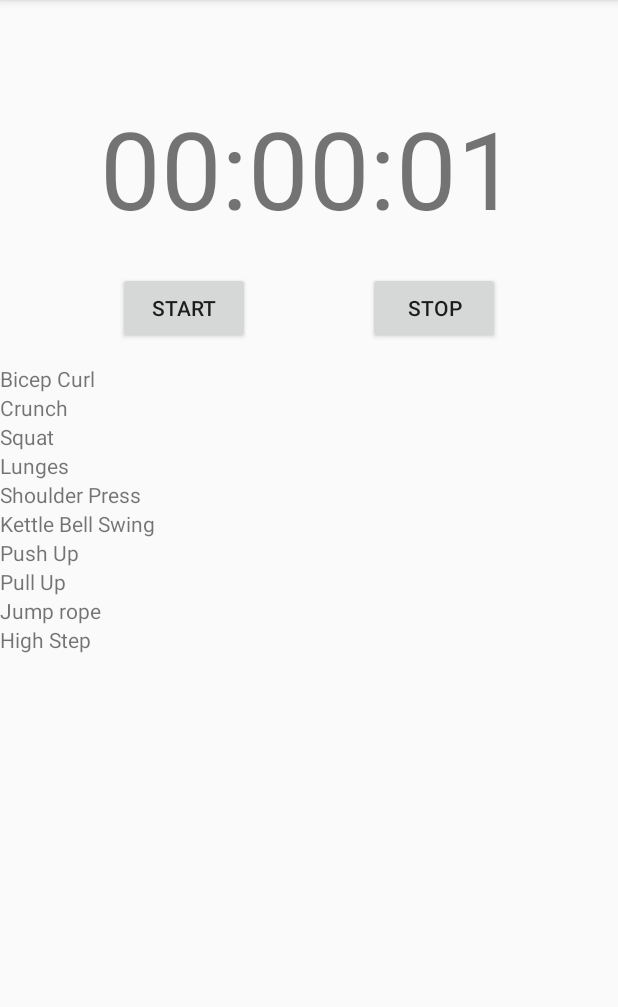
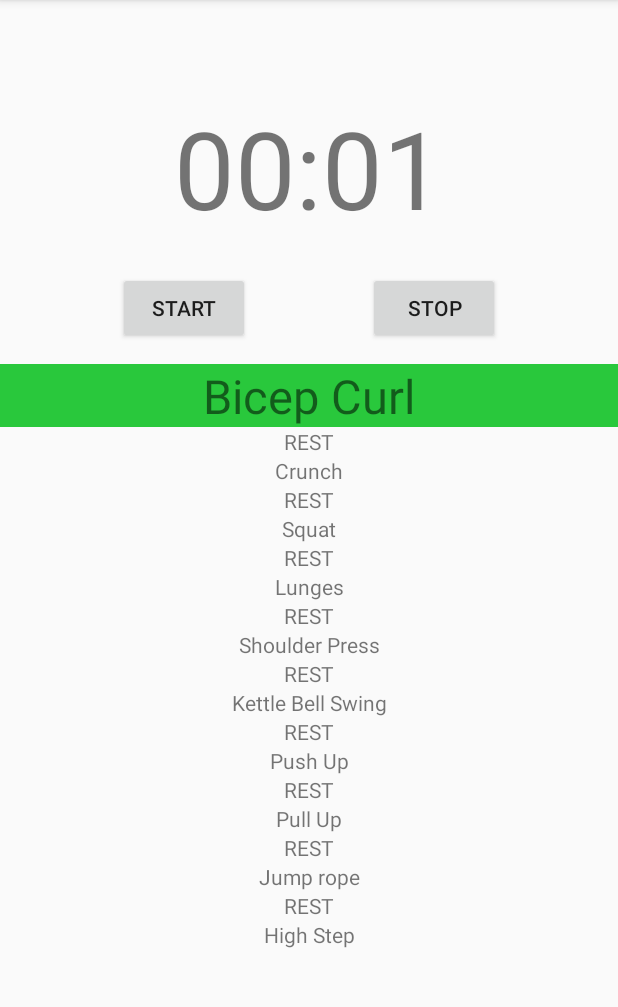
Before and after one commit to ECarpenter/ExerciseTimer, an Android app: the screen it shows after launch (MainActivity), after a tap on "START", on a phone screen of 412 x 824 dp, the part 84-1091 px from its top. Run offline under Robolectric (Android 15) with nearby library versions, the phone set to English and light mode, and no system bars.

Commit message:
Updated file structure, and progress on RecycleView display

```diff
--- a/app/src/main/AndroidManifest.xml
+++ b/app/src/main/AndroidManifest.xml
@@ -10,7 +10,7 @@
         android:supportsRtl="true"
         android:theme="@style/AppTheme">
         <activity
-            android:name=".MainActivity"
+            android:name=".Ativities.MainActivity"
             android:label="@string/app_name"
             android:theme="@style/AppTheme.NoActionBar">
             <intent-filter>
--- /dev/null
+++ b/app/src/main/java/com/example/exercisetimer/Adapters/ExerciseListAdapter.java
@@ -0,0 +1,64 @@
+package com.example.exercisetimer.Adapters;
+
+import android.view.LayoutInflater;
+import android.view.View;
+import android.view.ViewGroup;
+import android.widget.TextView;
+
+import androidx.annotation.NonNull;
+import androidx.recyclerview.widget.RecyclerView;
+import com.example.exercisetimer.Adapters.ExerciseListAdapter;
+import com.example.exercisetimer.R;
+
+public class ExerciseListAdapter extends RecyclerView.Adapter<ExerciseListAdapter.ExerciseListViewHolder> {
+    private String[] exerciseNames;
+    private int currPosition;
+
+    public ExerciseListAdapter(String[] list) {
+        exerciseNames = list;
+        currPosition = 0;
+    }
+
+    public void setFocus(int position){
+
+        currPosition = position;
+        notifyDataSetChanged();
+    }
+
+
+
+
+    @NonNull
+    @Override
+    public ExerciseListViewHolder onCreateViewHolder(@NonNull ViewGroup parent, int viewType) {
+        View item = LayoutInflater.from(parent.getContext()).inflate(R.layout.exercise_item, parent, false);
+        TextView textItem = item.findViewById(R.id.exerciseItem);
+        return new ExerciseListViewHolder(item);
+    }
+
+    @Override
+    public void onBindViewHolder(@NonNull ExerciseListViewHolder holder, int position) {
+        holder.textView.setText(exerciseNames[position]);
+        if (position == currPosition) {
+            holder.textView.setBackgroundColor(holder.textView.getContext().getResources().getColor(R.color.Green));
+            holder.textView.setTextSize((float) (holder.textView.getTextSize() * 1.5));
+        }
+    }
+
+    @Override
+    public int getItemCount() {
+        return exerciseNames.length;
+    }
+
+
+    public static class ExerciseListViewHolder extends RecyclerView.ViewHolder {
+        public TextView textView;
+
+        public ExerciseListViewHolder(@NonNull View itemView) {
+            super(itemView);
+
+
+            textView = itemView.findViewById(R.id.exerciseItem);
+        }
+    }
+}
--- a/app/src/main/java/com/example/exercisetimer/MainActivity.java
+++ b/app/src/main/java/com/example/exercisetimer/Ativities/MainActivity.java
@@ -1,7 +1,8 @@
-package com.example.exercisetimer;
+package com.example.exercisetimer.Ativities;
 
 import android.os.Bundle;
 
+import com.example.exercisetimer.R;
 import com.google.android.material.floatingactionbutton.FloatingActionButton;
 import com.google.android.material.snackbar.Snackbar;
 
--- a/app/src/main/java/com/example/exercisetimer/ClockAndControlFragment.java
+++ /dev/null
@@ -1,149 +0,0 @@
-package com.example.exercisetimer;
-
-import android.os.Bundle;
-import android.os.Handler;
-import android.view.LayoutInflater;
-import android.view.View;
-import android.view.ViewGroup;
-import android.widget.TextView;
-
-import androidx.annotation.NonNull;
-import androidx.fragment.app.Fragment;
-import androidx.recyclerview.widget.LinearLayoutManager;
-import androidx.recyclerview.widget.RecyclerView;
-
-public class ClockAndControlFragment extends Fragment {
-
-    private TextView clockDisplay;
-    private Handler clockHandler;
-    private RecyclerView exerciseList;
-    private RecyclerView.Adapter listAdapter;
-    private RecyclerView.LayoutManager listLayoutManager;
-    private long startTime;
-
-
-    public static class ExerciseListAdapter extends RecyclerView.Adapter<ExerciseListAdapter.ExerciseListViewHolder> {
-        private String[] exerciseNames;
-
-        public ExerciseListAdapter(String[] list) {
-            exerciseNames = list;
-        }
-
-        @NonNull
-        @Override
-        public ExerciseListViewHolder onCreateViewHolder(@NonNull ViewGroup parent, int viewType) {
-            View item = LayoutInflater.from(parent.getContext()).inflate(R.layout.exercise_item, parent, false);
-            TextView textItem = (TextView)item.findViewById(R.id.exerciseItem);
-            return new ExerciseListViewHolder(item);
-        }
-
-        @Override
-        public void onBindViewHolder(@NonNull ExerciseListViewHolder holder, int position) {
-            holder.textView.setText(exerciseNames[position]);
-        }
-
-        @Override
-        public int getItemCount() {
-            return exerciseNames.length;
-        }
-
-        public static class ExerciseListViewHolder extends RecyclerView.ViewHolder {
-            public TextView textView;
-
-            public ExerciseListViewHolder(@NonNull View itemView) {
-                super(itemView);
-
-
-                textView = (TextView)itemView.findViewById(R.id.exerciseItem);
-            }
-        }
-    }
-
-    @Override
-    public View onCreateView(
-            LayoutInflater inflater, ViewGroup container,
-            Bundle savedInstanceState
-    ) {
-        // Inflate the layout for this fragment
-        return inflater.inflate(R.layout.clock_and_control, container, false);
-    }
-
-    public void onViewCreated(@NonNull View view, Bundle savedInstanceState) {
-        super.onViewCreated(view, savedInstanceState);
-
-
-
-        clockDisplay = (TextView) view.findViewById(R.id.clock_display);
-        clockHandler = new Handler();
-        exerciseList = (RecyclerView) view.findViewById(R.id.ExerciseListView);
-
-        exerciseList.setHasFixedSize(true);
-        listLayoutManager = new LinearLayoutManager(getContext());
-        exerciseList.setLayoutManager(listLayoutManager);
-
-        String[] tempList = getResources().getStringArray(R.array.exercise_names);
-        listAdapter = new ExerciseListAdapter(tempList);
-        exerciseList.setAdapter(listAdapter);
-
-        clockDisplay.setText(getString(R.string.clock_display,0,0,0));
-
-
-        class clockRunnable implements Runnable {
-            private Handler clockHandler;
-            private TextView clockDisplay;
-            private boolean running;
-            private long startTime;
-            private long elapsedTime;
-            private long elapsedSeconds;
-            private long elapsedMinutes;
-            private long elapsedHours;
-
-
-            public clockRunnable(Handler clockHandler, long startTime, TextView clockDisplay){
-                this.clockHandler = clockHandler;
-                this.clockDisplay = clockDisplay;
-                this.running = false;
-            }
-
-            public void setStartTime(long startTime) {
-                this.startTime = startTime;
-            }
-
-            public void setRunning(boolean running) {
-                this.running = running;
-            }
-
-            @Override
-            public void run() {
-                if (this.running) {
-                    this.clockHandler.postDelayed(this, 500);
-                    this.elapsedTime = System.currentTimeMillis() - this.startTime;
-                    this.elapsedSeconds = this.elapsedTime / 1000;
-                    this.elapsedMinutes = this.elapsedSeconds / 60;
-                    this.elapsedHours = this.elapsedMinutes / 60;
-                    this.clockDisplay.setText(getString(R.string.clock_display,elapsedHours,elapsedMinutes%60,elapsedSeconds%60));
-                }
-            }
-        }
-
-        final clockRunnable clockRunner = new clockRunnable(clockHandler, startTime, clockDisplay);
-
-
-        view.findViewById(R.id.button_start).setOnClickListener(new View.OnClickListener() {
-            @Override
-            public void onClick(View view) {
-                startTime = System.currentTimeMillis();
-                clockRunner.setStartTime(startTime);
-                clockRunner.setRunning(true);
-                clockHandler.post(clockRunner);
-            }
-        });
-
-        view.findViewById(R.id.button_stop).setOnClickListener(new View.OnClickListener() {
-            @Override
-            public void onClick(View view) {
-                clockRunner.setRunning(false);
-            }
-        });
-    }
-}
--- /dev/null
+++ b/app/src/main/java/com/example/exercisetimer/Fragments/ClockAndControlFragment.java
@@ -0,0 +1,78 @@
+package com.example.exercisetimer.Fragments;
+
+import android.os.Bundle;
+import android.os.Handler;
+import android.view.LayoutInflater;
+import android.view.View;
+import android.view.ViewGroup;
+import android.widget.TextView;
+
+import androidx.annotation.NonNull;
+import androidx.fragment.app.Fragment;
+import androidx.recyclerview.widget.LinearLayoutManager;
+import androidx.recyclerview.widget.RecyclerView;
+
+import com.example.exercisetimer.Adapters.ExerciseListAdapter;
+import com.example.exercisetimer.R;
+import com.example.exercisetimer.Runnables.clockRunnable;
+
+public class ClockAndControlFragment extends Fragment {
+
+    private TextView clockDisplay;
+    private Handler clockHandler;
+    private RecyclerView exerciseList;
+    private ExerciseListAdapter exerciseListAdapter;
+    private RecyclerView.LayoutManager listLayoutManager;
+    private long startTime;
+
+
+    @Override
+    public View onCreateView(
+            LayoutInflater inflater, ViewGroup container,
+            Bundle savedInstanceState
+    ) {
+        // Inflate the layout for this fragment
+        return inflater.inflate(R.layout.clock_and_control, container, false);
+    }
+
+    public void onViewCreated(@NonNull View view, Bundle savedInstanceState) {
+        super.onViewCreated(view, savedInstanceState);
+
+
+        //Sets up the clock display
+        clockDisplay = view.findViewById(R.id.clock_display);
+        clockHandler = new Handler();
+        clockDisplay.setText(getString(R.string.clock_display,0,0));
+
+        //Set up Recycler view for exercise list at the bottom
+        exerciseList = view.findViewById(R.id.ExerciseListView);
+        exerciseList.setHasFixedSize(true);
+        listLayoutManager = new LinearLayoutManager(getContext());
+        exerciseList.setLayoutManager(listLayoutManager);
+        String[] tempList = getResources().getStringArray(R.array.exercise_names);
+        exerciseListAdapter = new ExerciseListAdapter(tempList);
+        exerciseList.setAdapter(exerciseListAdapter);
+
+
+        //create timer
+        final clockRunnable clockRunner = new clockRunnable(clockHandler, startTime, clockDisplay, exerciseList);
+
+
+        view.findViewById(R.id.button_start).setOnClickListener(new View.OnClickListener() {
+            @Override
+            public void onClick(View view) {
+                startTime = System.currentTimeMillis();
+                clockRunner.setStartTime(startTime);
+                clockRunner.setRunning(true);
+                clockHandler.post(clockRunner);
+            }
+        });
+
+        view.findViewById(R.id.button_stop).setOnClickListener(new View.OnClickListener() {
+            @Override
+            public void onClick(View view) {
+                clockRunner.setRunning(false);
+            }
+        });
+    }
+}
--- a/app/src/main/java/com/example/exercisetimer/ExerciseListFragment.java
+++ b/app/src/main/java/com/example/exercisetimer/Fragments/ExerciseListFragment.java
@@ -1,4 +1,4 @@
-package com.example.exercisetimer;
+package com.example.exercisetimer.Fragments;
 
 import android.os.Bundle;
 import android.view.LayoutInflater;
@@ -7,6 +7,8 @@ import android.view.ViewGroup;
 
 import androidx.annotation.NonNull;
 import androidx.fragment.app.Fragment;
+
+import com.example.exercisetimer.R;
 
 public class ExerciseListFragment extends Fragment {
 
--- /dev/null
+++ b/app/src/main/java/com/example/exercisetimer/Runnables/clockRunnable.java
@@ -0,0 +1,65 @@
+package com.example.exercisetimer.Runnables;
+
+import android.media.AudioManager;
+import android.media.ToneGenerator;
+import android.os.Handler;
+import android.widget.TextView;
+
+import androidx.recyclerview.widget.RecyclerView;
+
+import com.example.exercisetimer.Adapters.ExerciseListAdapter;
+import com.example.exercisetimer.R;
+
+public class clockRunnable implements Runnable {
+    private Handler clockHandler;
+    private TextView clockDisplay;
+    private RecyclerView exerciseList;
+    private ExerciseListAdapter exerciseListAdapter;
+    private ToneGenerator alarm;
+    private boolean running;
+    private int position;
+    private long startTime;
+    private long elapsedTime;
+    private long elapsedSeconds;
+    private long elapsedMinutes;
+
+
+    public clockRunnable(Handler clockHandler, long startTime, TextView clockDisplay, RecyclerView exerciseList){
+        this.clockHandler = clockHandler;
+        this.clockDisplay = clockDisplay;
+        this.exerciseList = exerciseList;
+        this.alarm = new ToneGenerator(AudioManager.STREAM_ALARM,100);
+        position = 0;
+        exerciseListAdapter = (ExerciseListAdapter) exerciseList.getAdapter();
+        if (exerciseListAdapter != null) {
+            exerciseListAdapter.setFocus(position);
+        }
+        this.running = false;
+    }
+
+    public void setStartTime(long startTime) {
+        this.startTime = startTime;
+    }
+
+    public void setRunning(boolean running) {
+        this.running = running;
+    }
+
+    @Override
+    public void run() {
+        if (this.running) {
+            this.clockHandler.postDelayed(this, 1000);
+            this.elapsedTime = System.currentTimeMillis() - this.startTime;
+            this.elapsedSeconds = this.elapsedTime / 1000;
+            this.elapsedMinutes = this.elapsedSeconds / 60;
+            this.clockDisplay.setText(clockDisplay.getResources().getString(R.string.clock_display,elapsedMinutes%60,elapsedSeconds%60));
+            if (elapsedSeconds%5 == 0){
+                if (position != (elapsedSeconds/5)%7){
+                    position = (int)(elapsedSeconds/5)%7;
+                    exerciseListAdapter.setFocus(position);
+                }
+                alarm.startTone(ToneGenerator.TONE_PROP_BEEP2,50);
+            }
+        }
+    }
+}
--- a/app/src/main/res/layout/activity_main.xml
+++ b/app/src/main/res/layout/activity_main.xml
@@ -4,7 +4,7 @@
     xmlns:tools="http://schemas.android.com/tools"
     android:layout_width="match_parent"
     android:layout_height="match_parent"
-    tools:context=".MainActivity">
+    tools:context=".Ativities.MainActivity">
 
     <com.google.android.material.appbar.AppBarLayout
         android:layout_width="match_parent"
--- a/app/src/main/res/layout/clock_and_control.xml
+++ b/app/src/main/res/layout/clock_and_control.xml
@@ -4,7 +4,7 @@
     xmlns:tools="http://schemas.android.com/tools"
     android:layout_width="match_parent"
     android:layout_height="match_parent"
-    tools:context=".ClockAndControlFragment">
+    tools:context=".Fragments.ClockAndControlFragment">
 
     <Button
         android:id="@+id/button_start"
--- a/app/src/main/res/layout/exercise_item.xml
+++ b/app/src/main/res/layout/exercise_item.xml
@@ -8,7 +8,8 @@
 
     <TextView
         android:id="@+id/exerciseItem"
-        android:layout_width="wrap_content"
+        android:layout_width="match_parent"
         android:layout_height="wrap_content"
-        android:text="TextView" />
+        android:text="TextView"
+        android:textAlignment="center" />
 </LinearLayout>
--- a/app/src/main/res/layout/exercise_list_edit.xml
+++ b/app/src/main/res/layout/exercise_list_edit.xml
@@ -4,4 +4,4 @@
     xmlns:tools="http://schemas.android.com/tools"
     android:layout_width="match_parent"
     android:layout_height="match_parent"
-    tools:context=".ExerciseListFragment"/>
+    tools:context=".Fragments.ExerciseListFragment"/>
--- a/app/src/main/res/menu/menu_main.xml
+++ b/app/src/main/res/menu/menu_main.xml
@@ -1,7 +1,7 @@
 <menu xmlns:android="http://schemas.android.com/apk/res/android"
     xmlns:app="http://schemas.android.com/apk/res-auto"
     xmlns:tools="http://schemas.android.com/tools"
-    tools:context="com.example.exercisetimer.MainActivity">
+    tools:context="com.example.exercisetimer.Ativities.MainActivity">
     <item
         android:id="@+id/action_settings"
         android:orderInCategory="100"
--- a/app/src/main/res/navigation/nav_graph.xml
+++ b/app/src/main/res/navigation/nav_graph.xml
@@ -7,7 +7,7 @@
 
     <fragment
         android:id="@+id/ClockAndControl"
-        android:name="com.example.exercisetimer.ClockAndControlFragment"
+        android:name="com.example.exercisetimer.Fragments.ClockAndControlFragment"
         android:label="@string/clock_and_control_label"
         tools:layout="@layout/clock_and_control">
         <action
@@ -16,7 +16,7 @@
     </fragment>
     <fragment
         android:id="@+id/ExerciseListEdit"
-        android:name="com.example.exercisetimer.ExerciseListFragment"
+        android:name="com.example.exercisetimer.Fragments.ExerciseListFragment"
         android:label="@string/exercise_list_label"
         tools:layout="@layout/exercise_list_edit">
         <action
--- a/app/src/main/res/values/colors.xml
+++ b/app/src/main/res/values/colors.xml
@@ -3,4 +3,5 @@
     <color name="colorPrimary">#6200EE</color>
     <color name="colorPrimaryDark">#3700B3</color>
     <color name="colorAccent">#03DAC5</color>
+    <color name="Green">#29C83C</color>
 </resources>
--- a/app/src/main/res/values/strings.xml
+++ b/app/src/main/res/values/strings.xml
@@ -9,17 +9,26 @@
     <string name="add">ADD</string>
     <string name="previous">Previous</string>
 
-    <string name="clock_display">%1$02d:%2$02d:%3$02d</string>
+    <string name="clock_display">%1$02d:%2$02d</string>
     <string-array name="exercise_names">
         <item>Bicep Curl</item>
+        <item>REST</item>
         <item>Crunch</item>
+        <item>REST</item>
         <item>Squat</item>
+        <item>REST</item>
         <item>Lunges</item>
+        <item>REST</item>
         <item>Shoulder Press</item>
+        <item>REST</item>
         <item>Kettle Bell Swing</item>
+        <item>REST</item>
         <item>Push Up</item>
+        <item>REST</item>
         <item>Pull Up</item>
+        <item>REST</item>
         <item>Jump rope</item>
+        <item>REST</item>
         <item>High Step</item>
     </string-array>
 
```
Also changed, not shown: app/build.gradle (+11 -11 lines), app/src/main/res/values/Integers.xml (added, +24 -0 lines).
